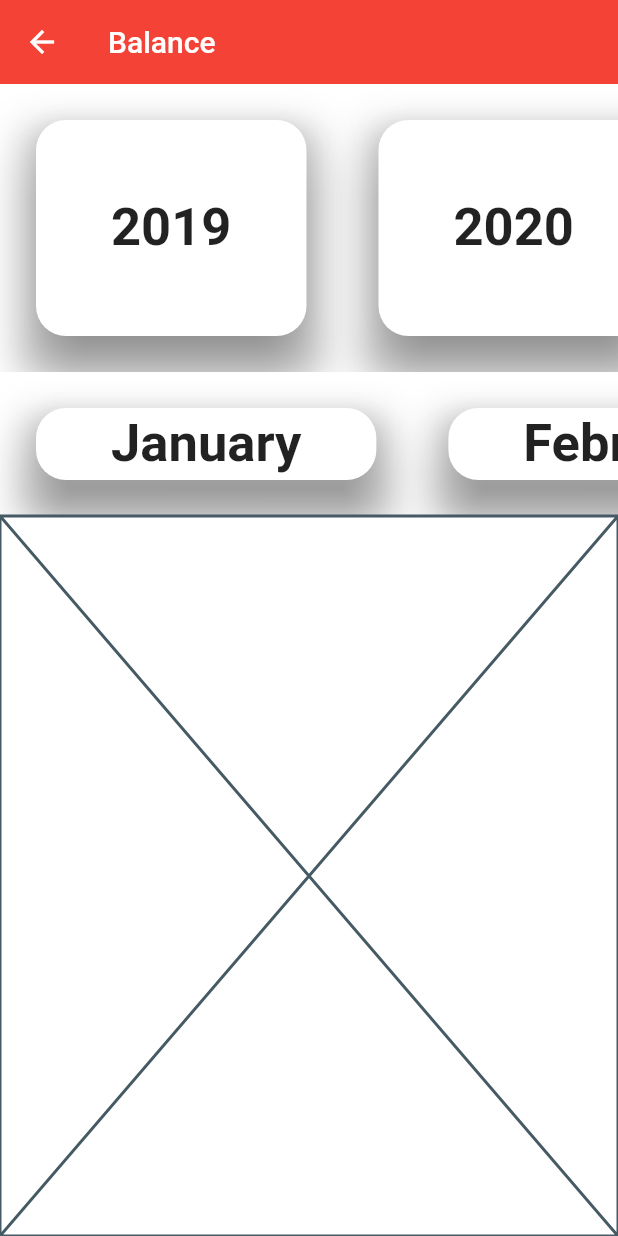
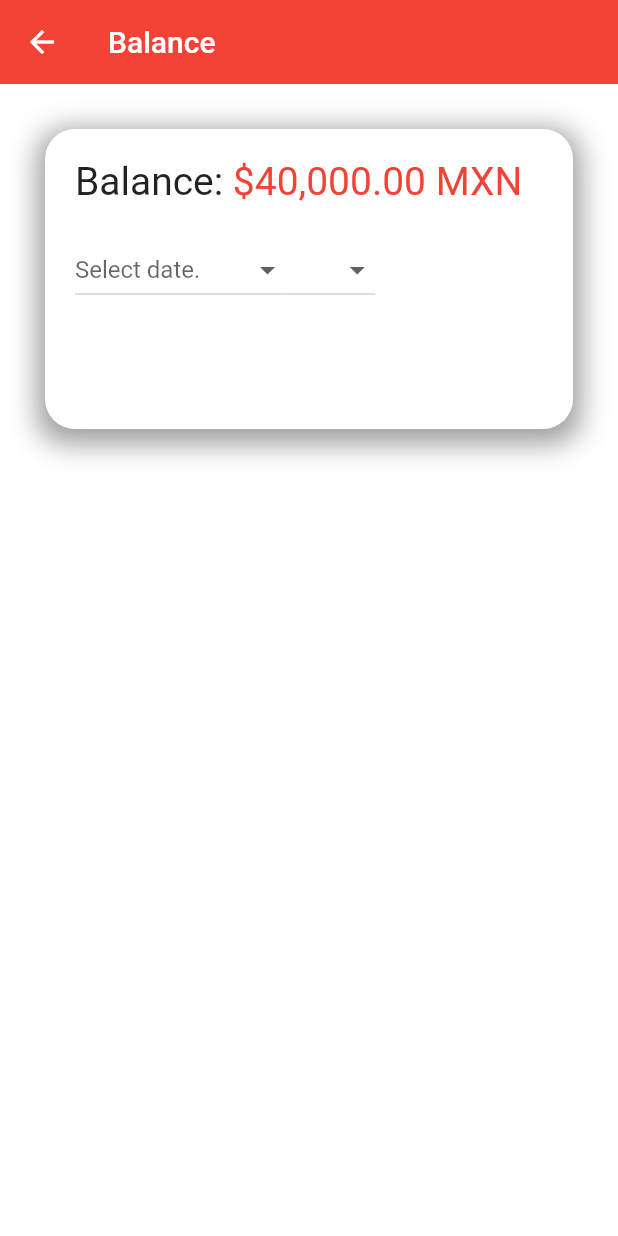
Before and after one commit to panchis7u7/BeyondTime, a Flutter app: the BalancePage screen opened by its route, on a phone screen of 412 x 824 dp. Run offline on Flutter 3.47's test engine with Material 2 defaults, Android fonts, the phone set to English and light mode, and no system bars; our stand-ins replace flutter_colorpicker, sqflite, tuple; missing offline and left inert: flutter_web_auth, nonce; accounts and stored records are empty; Roboto replaces fonts that are missing (Calibri).

Commit message:
Updating local changes.

```diff
--- a/lib/pages/balance.dart
+++ /dev/null
@@ -1,34 +0,0 @@
-import 'package:beyond_time/widgets/horizontal_cards.dart';
-import 'package:flutter/material.dart';
-
-class BalancePage extends StatefulWidget {
-  const BalancePage({super.key});
-
-  @override
-  State<StatefulWidget> createState() => BalancePageState();
-}
-
-class BalancePageState extends State<BalancePage> {
-  @override
-  Widget build(BuildContext context) => Scaffold(
-    appBar: AppBar(
-      title: const Text("Balance"),
-    ),
-    body: Column(
-      children: const <Widget> [
-        Expanded(
-          flex: 2,
-          child: HorizontalCards(data: ["2019", "2020", "2021"])
-        ),
-        Expanded(
-          flex: 1,
-          child: HorizontalCards(data: ["January", "February", "March"])
-        ),
-        Expanded(
-          flex: 5,
-          child: Placeholder(),
-        )
-      ],
-    ),
-  );
-}
--- /dev/null
+++ b/lib/pages/finance.dart
@@ -0,0 +1,108 @@
+import 'package:beyond_time/widgets/horizontal_cards.dart';
+import 'package:flutter/material.dart';
+
+class BalancePage extends StatefulWidget {
+  const BalancePage({super.key});
+
+  @override
+  State<StatefulWidget> createState() => BalancePageState();
+}
+
+class BalancePageState extends State<BalancePage> {
+  //TextEditingController dateInput = TextEditingController();
+  String dropdownValue = "";
+
+  @override
+  void initState() {
+    //dateInput.text = "";
+    super.initState();
+  }
+
+  @override
+  Widget build(BuildContext context) => Scaffold(
+        appBar: AppBar(
+          title: const Text("Balance"),
+        ),
+        body: Column(
+          children: <Widget>[
+            InkWell(
+                onTap: () => {},
+                child: Container(
+                  width: double.infinity - 40,
+                  height: 200,
+                  margin: const EdgeInsets.all(30),
+                  decoration: BoxDecoration(
+                      color: Colors.white,
+                      borderRadius: BorderRadius.circular(20),
+                      boxShadow: [
+                        BoxShadow(
+                            color: Theme.of(context).shadowColor,
+                            blurRadius: 15,
+                            spreadRadius: 5,
+                            offset: const Offset(0, 5)),
+                      ]),
+                  child: Padding(
+                    padding: const EdgeInsets.all(20),
+                    child: Column(
+                      crossAxisAlignment: CrossAxisAlignment.start,
+                      children: <Widget>[
+                        Row(
+                          children: const <Widget>[
+                            Text("Balance: ",
+                                style: TextStyle(
+                                  fontSize: 26,
+                                )),
+                            Text("\$40,000.00 MXN",
+                                style: TextStyle(fontSize: 26, color: Colors.red)),
+                          ],
+                        ),
+                        const SizedBox(height: 20),
+                        Row(
+                          children: [
+                            DropdownButton<String>(
+                                hint: const Text("Select date."),
+                                items: [
+                                  "January",
+                                  "February",
+                                  "March",
+                                  "April",
+                                  "June",
+                                  "July",
+                                  "August",
+                                  "September",
+                                  "October",
+                                  "November",
+                                  "December"
+                                ]
+                                    .map((e) => DropdownMenuItem(
+                                        value: e,
+                                        child: Text(e,
+                                            style:
+                                                const TextStyle(fontSize: 24))))
+                                    .toList(),
+                                onChanged: (String? value) {
+                                  setState(() {
+                                    dropdownValue = value!;
+                                  });
+                                }),
+                            DropdownButton<String>(
+                              onChanged: (String? value) {
+                                setState(() {});
+                              },
+                              items: ["2021", "2022"]
+                                  .map((String value) => DropdownMenuItem(
+                                        value: value,
+                                        child: Text(value),
+                                      ))
+                                  .toList(),
+                            )
+                          ],
+                        )
+                      ],
+                    ),
+                  ),
+                )),
+          ],
+        ),
+      );
+}
--- a/lib/pages/schedule_detail.dart
+++ b/lib/pages/schedule_detail.dart
@@ -88,10 +88,7 @@ class ScheduleDetailState extends State<ScheduleDetail> {
                         ? LinearGradient(
                             begin: Alignment.topLeft,
                             end: Alignment.bottomRight,
-                            stops: const [
-                                0,
-                                6
-                              ],
+                            stops: const [0,6],
                             colors: [
                                 widget.card.activity.topColor,
                                 widget.card.activity.bottomColor!
--- a/lib/router/routes.dart
+++ b/lib/router/routes.dart
@@ -1,7 +1,7 @@
 import 'package:beyond_time/Pages/Time_Scheduler.dart';
 import 'package:beyond_time/models/menu_option.dart';
 import 'package:beyond_time/pages/about.dart';
-import 'package:beyond_time/pages/balance.dart';
+import 'package:beyond_time/pages/finance.dart';
 import 'package:beyond_time/pages/settings.dart';
 import 'package:flutter/material.dart';
 
--- a/lib/widgets/horizontal_cards.dart
+++ b/lib/widgets/horizontal_cards.dart
@@ -35,6 +35,7 @@ class Card3DWidget extends StatefulWidget {
   final Card3D card;
   final Function() onTap;
   final int index;
+
 
   @override
   State<StatefulWidget> createState() => Card3DWidgetState();
```
Also changed, not shown: pubspec.lock, 5 other files.
